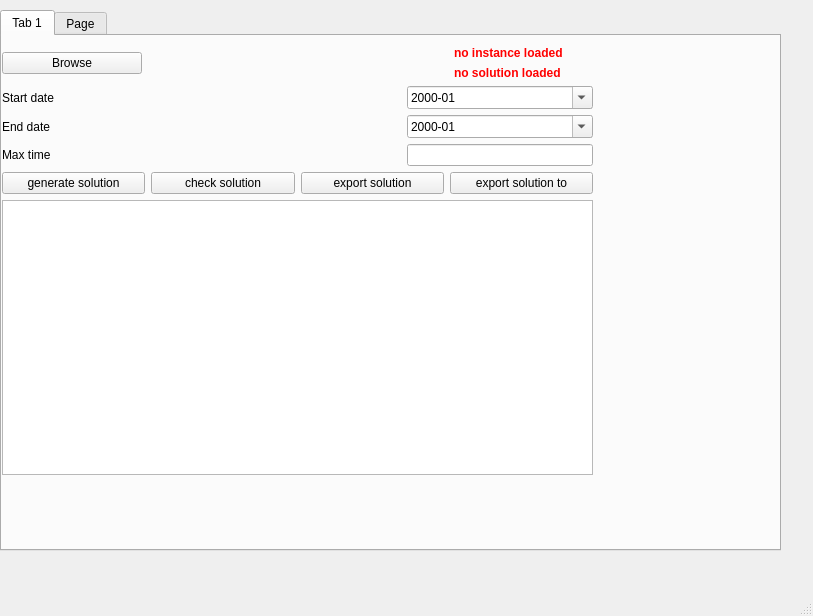
The window that python/desktop_app/gui.ui (pchtsp/optima) describes before a commit, drawn with Qt 5.
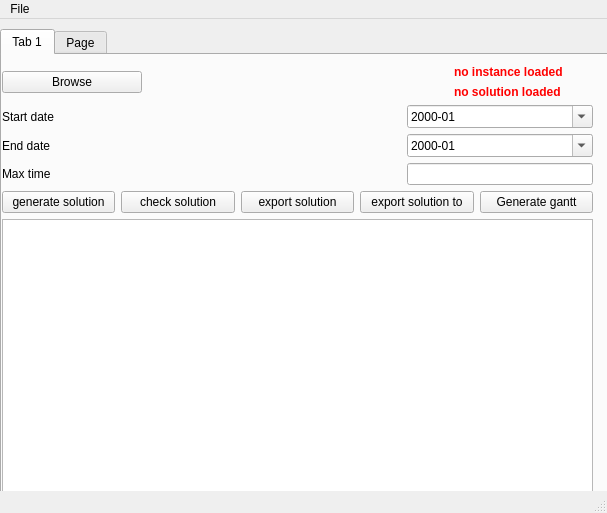
The same window after the commit.

Diff of the .ui file:
```diff
--- a/python/desktop_app/gui.ui
+++ b/python/desktop_app/gui.ui
@@ -6,8 +6,8 @@
    <rect>
     <x>0</x>
     <y>0</y>
-    <width>813</width>
-    <height>616</height>
+    <width>607</width>
+    <height>513</height>
    </rect>
   </property>
   <property name="windowTitle">
@@ -227,6 +227,13 @@
            </property>
           </widget>
          </item>
+         <item>
+          <widget class="QPushButton" name="pushButton">
+           <property name="text">
+            <string>Generate gantt</string>
+           </property>
+          </widget>
+         </item>
         </layout>
        </item>
        <item>
@@ -247,10 +254,22 @@
     <rect>
      <x>0</x>
      <y>0</y>
-     <width>813</width>
+     <width>607</width>
      <height>21</height>
     </rect>
    </property>
+   <widget class="QMenu" name="menuFile">
+    <property name="title">
+     <string>File</string>
+    </property>
+    <addaction name="actionOpen_from"/>
+    <addaction name="separator"/>
+    <addaction name="actionSave"/>
+    <addaction name="actionSave_As"/>
+    <addaction name="separator"/>
+    <addaction name="actionExit"/>
+   </widget>
+   <addaction name="menuFile"/>
   </widget>
   <widget class="QStatusBar" name="statusbar"/>
  </widget>
```
Left out of the diff: 20 changed lines with no effect on the pictures.
